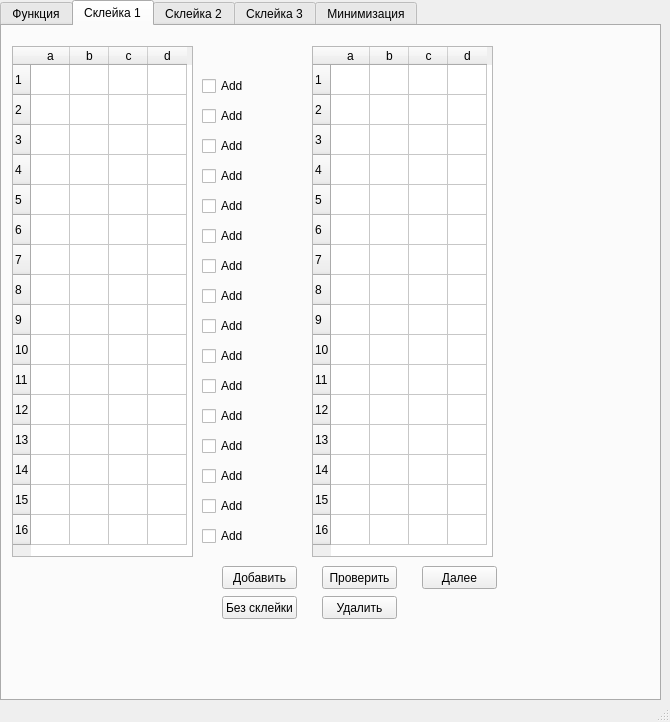
Old version of the form minimizaciyaMetodomKvainaMacClassky/mainwindow.ui in the repository AlexeyAleksandrov/Mac-Klassky.
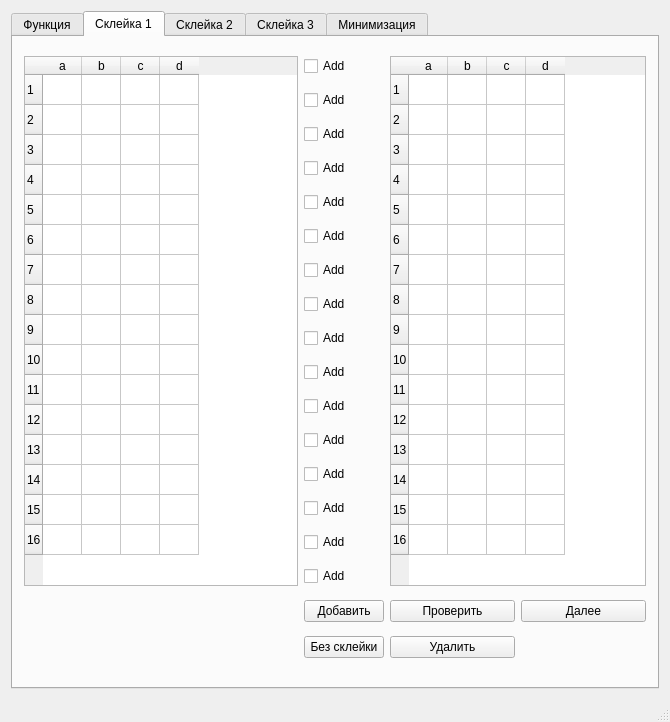
New version of the form. The open tabs and pages were chosen to show the change.

Commit message: check add button

```diff
--- a/minimizaciyaMetodomKvainaMacClassky/mainwindow.ui
+++ b/minimizaciyaMetodomKvainaMacClassky/mainwindow.ui
@@ -11,7 +11,7 @@
    </rect>
   </property>
   <property name="sizePolicy">
-   <sizepolicy hsizetype="Fixed" vsizetype="Fixed">
+   <sizepolicy hsizetype="Preferred" vsizetype="Preferred">
     <horstretch>0</horstretch>
     <verstretch>0</verstretch>
    </sizepolicy>
@@ -23,17 +23,11 @@
    <string>MainWindow</string>
   </property>
   <widget class="QWidget" name="centralWidget">
+   <layout class="QGridLayout" name="gridLayout">
+    <item row="0" column="0">
    <widget class="QTabWidget" name="tabWidget">
-    <property name="geometry">
-     <rect>
-      <x>0</x>
-      <y>0</y>
-      <width>661</width>
-      <height>701</height>
-     </rect>
-    </property>
     <property name="sizePolicy">
-     <sizepolicy hsizetype="Fixed" vsizetype="Fixed">
+       <sizepolicy hsizetype="Preferred" vsizetype="Preferred">
       <horstretch>0</horstretch>
       <verstretch>0</verstretch>
      </sizepolicy>
@@ -517,15 +511,9 @@
      <attribute name="title">
       <string>Склейка 1</string>
      </attribute>
+       <layout class="QGridLayout" name="gridLayout_5">
+        <item row="0" column="0" rowspan="16">
      <widget class="QTableWidget" name="tableWidget_one_only">
-      <property name="geometry">
-       <rect>
-        <x>10</x>
-        <y>20</y>
-        <width>181</width>
-        <height>511</height>
-       </rect>
-      </property>
       <property name="editTriggers">
        <set>QAbstractItemView::NoEditTriggers</set>
       </property>
@@ -636,398 +624,268 @@
        </property>
       </column>
      </widget>
-     <widget class="QCheckBox" name="checkBox_ones_15">
-      <property name="geometry">
-       <rect>
-        <x>200</x>
-        <y>500</y>
-        <width>70</width>
-        <height>20</height>
-       </rect>
-      </property>
-      <property name="text">
-       <string>Add</string>
-      </property>
-     </widget>
-     <widget class="QCheckBox" name="checkBox_ones_12">
-      <property name="geometry">
-       <rect>
-        <x>200</x>
-        <y>410</y>
-        <width>70</width>
-        <height>20</height>
-       </rect>
-      </property>
-      <property name="text">
-       <string>Add</string>
-      </property>
-     </widget>
-     <widget class="QCheckBox" name="checkBox_ones_13">
-      <property name="geometry">
-       <rect>
-        <x>200</x>
-        <y>440</y>
-        <width>70</width>
-        <height>20</height>
-       </rect>
-      </property>
-      <property name="text">
-       <string>Add</string>
-      </property>
-     </widget>
-     <widget class="QCheckBox" name="checkBox_ones_3">
-      <property name="geometry">
-       <rect>
-        <x>200</x>
-        <y>140</y>
-        <width>70</width>
-        <height>20</height>
-       </rect>
-      </property>
-      <property name="text">
-       <string>Add</string>
-      </property>
-     </widget>
+        </item>
+        <item row="0" column="1">
      <widget class="QCheckBox" name="checkBox_ones_0">
-      <property name="geometry">
-       <rect>
-        <x>200</x>
-        <y>50</y>
-        <width>70</width>
-        <height>20</height>
-       </rect>
-      </property>
       <property name="text">
        <string>Add</string>
       </property>
      </widget>
-     <widget class="QCheckBox" name="checkBox_ones_4">
-      <property name="geometry">
-       <rect>
-        <x>200</x>
-        <y>170</y>
-        <width>70</width>
-        <height>20</height>
-       </rect>
-      </property>
+        </item>
+        <item row="0" column="2" rowspan="16" colspan="2">
+         <widget class="QTableWidget" name="tableWidget_skleiki_1_editing">
+          <property name="editTriggers">
+           <set>QAbstractItemView::NoEditTriggers</set>
+          </property>
+          <attribute name="horizontalHeaderDefaultSectionSize">
+           <number>39</number>
+          </attribute>
+          <attribute name="verticalHeaderDefaultSectionSize">
+           <number>30</number>
+          </attribute>
+          <row>
       <property name="text">
-       <string>Add</string>
-      </property>
-     </widget>
+            <string>1</string>
+           </property>
+          </row>
+          <row>
+           <property name="text">
+            <string>2</string>
+           </property>
+          </row>
+          <row>
+           <property name="text">
+            <string>3</string>
+           </property>
+          </row>
+          <row>
+           <property name="text">
+            <string>4</string>
+           </property>
+          </row>
+          <row>
+           <property name="text">
+            <string>5</string>
+           </property>
+          </row>
+          <row>
+           <property name="text">
+            <string>6</string>
+           </property>
+          </row>
+          <row>
+           <property name="text">
+            <string>7</string>
+           </property>
+          </row>
+          <row>
+           <property name="text">
+            <string>8</string>
+           </property>
+          </row>
+          <row>
+           <property name="text">
+            <string>9</string>
+           </property>
+          </row>
+          <row>
+           <property name="text">
+            <string>10</string>
+           </property>
+          </row>
+          <row>
+           <property name="text">
+            <string>11</string>
+           </property>
+          </row>
+          <row>
+           <property name="text">
+            <string>12</string>
+           </property>
+          </row>
+          <row>
+           <property name="text">
+            <string>13</string>
+           </property>
+          </row>
+          <row>
+           <property name="text">
+            <string>14</string>
+           </property>
+          </row>
+          <row>
+           <property name="text">
+            <string>15</string>
+           </property>
+          </row>
+          <row>
+           <property name="text">
+            <string>16</string>
+           </property>
+          </row>
+          <column>
+           <property name="text">
+            <string>a</string>
+           </property>
+          </column>
+          <column>
+           <property name="text">
+            <string>b</string>
+           </property>
+          </column>
+          <column>
+           <property name="text">
+            <string>c</string>
+           </property>
+          </column>
+          <column>
+           <property name="text">
+            <string>d</string>
+           </property>
+          </column>
+         </widget>
+        </item>
+        <item row="1" column="1">
      <widget class="QCheckBox" name="checkBox_ones_1">
-      <property name="geometry">
-       <rect>
-        <x>200</x>
-        <y>80</y>
-        <width>70</width>
-        <height>20</height>
-       </rect>
-      </property>
       <property name="text">
        <string>Add</string>
       </property>
      </widget>
-     <widget class="QCheckBox" name="checkBox_ones_7">
-      <property name="geometry">
-       <rect>
-        <x>200</x>
-        <y>260</y>
-        <width>70</width>
-        <height>20</height>
-       </rect>
-      </property>
-      <property name="text">
-       <string>Add</string>
-      </property>
-     </widget>
-     <widget class="QCheckBox" name="checkBox_ones_8">
-      <property name="geometry">
-       <rect>
-        <x>200</x>
-        <y>290</y>
-        <width>70</width>
-        <height>20</height>
-       </rect>
-      </property>
-      <property name="text">
-       <string>Add</string>
-      </property>
-     </widget>
-     <widget class="QCheckBox" name="checkBox_ones_5">
-      <property name="geometry">
-       <rect>
-        <x>200</x>
-        <y>200</y>
-        <width>70</width>
-        <height>20</height>
-       </rect>
-      </property>
-      <property name="text">
-       <string>Add</string>
-      </property>
-     </widget>
+        </item>
+        <item row="2" column="1">
      <widget class="QCheckBox" name="checkBox_ones_2">
-      <property name="geometry">
-       <rect>
-        <x>200</x>
-        <y>110</y>
-        <width>70</width>
-        <height>20</height>
-       </rect>
-      </property>
+          <property name="text">
+           <string>Add</string>
+          </property>
+         </widget>
+        </item>
+        <item row="3" column="1">
+         <widget class="QCheckBox" name="checkBox_ones_3">
       <property name="text">
        <string>Add</string>
       </property>
      </widget>
+        </item>
+        <item row="4" column="1">
+         <widget class="QCheckBox" name="checkBox_ones_4">
+          <property name="text">
+           <string>Add</string>
+          </property>
+         </widget>
+        </item>
+        <item row="5" column="1">
+         <widget class="QCheckBox" name="checkBox_ones_5">
+          <property name="text">
+           <string>Add</string>
+          </property>
+         </widget>
+        </item>
+        <item row="6" column="1">
      <widget class="QCheckBox" name="checkBox_ones_6">
-      <property name="geometry">
-       <rect>
-        <x>200</x>
-        <y>230</y>
-        <width>70</width>
-        <height>20</height>
-       </rect>
-      </property>
+          <property name="text">
+           <string>Add</string>
+          </property>
+         </widget>
+        </item>
+        <item row="7" column="1">
+         <widget class="QCheckBox" name="checkBox_ones_7">
       <property name="text">
        <string>Add</string>
       </property>
      </widget>
+        </item>
+        <item row="8" column="1">
+         <widget class="QCheckBox" name="checkBox_ones_8">
+          <property name="text">
+           <string>Add</string>
+          </property>
+         </widget>
+        </item>
+        <item row="9" column="1">
+         <widget class="QCheckBox" name="checkBox_ones_9">
+          <property name="text">
+           <string>Add</string>
+          </property>
+         </widget>
+        </item>
+        <item row="10" column="1">
      <widget class="QCheckBox" name="checkBox_ones_10">
-      <property name="geometry">
-       <rect>
-        <x>200</x>
-        <y>350</y>
-        <width>70</width>
-        <height>20</height>
-       </rect>
-      </property>
       <property name="text">
        <string>Add</string>
       </property>
      </widget>
+        </item>
+        <item row="11" column="1">
      <widget class="QCheckBox" name="checkBox_ones_11">
-      <property name="geometry">
-       <rect>
-        <x>200</x>
-        <y>380</y>
-        <width>70</width>
-        <height>20</height>
-       </rect>
-      </property>
       <property name="text">
        <string>Add</string>
       </property>
      </widget>
-     <widget class="QCheckBox" name="checkBox_ones_9">
-      <property name="geometry">
-       <rect>
-        <x>200</x>
-        <y>320</y>
-        <width>70</width>
-        <height>20</height>
-       </rect>
-      </property>
+        </item>
+        <item row="12" column="1">
+         <widget class="QCheckBox" name="checkBox_ones_12">
+          <property name="text">
+           <string>Add</string>
+          </property>
+         </widget>
+        </item>
+        <item row="13" column="1">
+         <widget class="QCheckBox" name="checkBox_ones_13">
       <property name="text">
        <string>Add</string>
       </property>
      </widget>
+        </item>
+        <item row="14" column="1">
      <widget class="QCheckBox" name="checkBox_ones_14">
-      <property name="geometry">
-       <rect>
-        <x>200</x>
-        <y>470</y>
-        <width>70</width>
-        <height>20</height>
-       </rect>
-      </property>
+          <property name="text">
+           <string>Add</string>
+          </property>
+         </widget>
+        </item>
+        <item row="15" column="1">
+         <widget class="QCheckBox" name="checkBox_ones_15">
       <property name="text">
        <string>Add</string>
       </property>
      </widget>
+        </item>
+        <item row="16" column="1">
      <widget class="QPushButton" name="pushButton_tot_add_to_skeyki_1">
-      <property name="geometry">
-       <rect>
-        <x>220</x>
-        <y>540</y>
-        <width>75</width>
-        <height>23</height>
-       </rect>
-      </property>
       <property name="text">
        <string>Добавить</string>
       </property>
      </widget>
-     <widget class="QTableWidget" name="tableWidget_skleiki_1_editing">
-      <property name="geometry">
-       <rect>
-        <x>310</x>
-        <y>20</y>
-        <width>181</width>
-        <height>511</height>
-       </rect>
-      </property>
-      <property name="editTriggers">
-       <set>QAbstractItemView::NoEditTriggers</set>
-      </property>
-      <attribute name="horizontalHeaderDefaultSectionSize">
-       <number>39</number>
-      </attribute>
-      <attribute name="verticalHeaderDefaultSectionSize">
-       <number>30</number>
-      </attribute>
-      <row>
-       <property name="text">
-        <string>1</string>
-       </property>
-      </row>
-      <row>
-       <property name="text">
-        <string>2</string>
-       </property>
-      </row>
-      <row>
-       <property name="text">
-        <string>3</string>
-       </property>
-      </row>
-      <row>
-       <property name="text">
-        <string>4</string>
-       </property>
-      </row>
-      <row>
-       <property name="text">
-        <string>5</string>
-       </property>
-      </row>
-      <row>
-       <property name="text">
-        <string>6</string>
-       </property>
-      </row>
-      <row>
-       <property name="text">
-        <string>7</string>
-       </property>
-      </row>
-      <row>
-       <property name="text">
-        <string>8</string>
-       </property>
-      </row>
-      <row>
-       <property name="text">
-        <string>9</string>
-       </property>
-      </row>
-      <row>
-       <property name="text">
-        <string>10</string>
-       </property>
-      </row>
-      <row>
-       <property name="text">
-        <string>11</string>
-       </property>
-      </row>
-      <row>
-       <property name="text">
-        <string>12</string>
-       </property>
-      </row>
-      <row>
-       <property name="text">
-        <string>13</string>
-       </property>
-      </row>
-      <row>
-       <property name="text">
-        <string>14</string>
-       </property>
-      </row>
-      <row>
-       <property name="text">
-        <string>15</string>
-       </property>
-      </row>
-      <row>
-       <property name="text">
-        <string>16</string>
-       </property>
-      </row>
-      <column>
-       <property name="text">
-        <string>a</string>
-       </property>
-      </column>
-      <column>
-       <property name="text">
-        <string>b</string>
-       </property>
-      </column>
-      <column>
-       <property name="text">
-        <string>c</string>
-       </property>
-      </column>
-      <column>
-       <property name="text">
-        <string>d</string>
-       </property>
-      </column>
-     </widget>
-     <widget class="QPushButton" name="pushButton_clear_skleiki_1_editing">
-      <property name="geometry">
-       <rect>
-        <x>320</x>
-        <y>570</y>
-        <width>75</width>
-        <height>23</height>
-       </rect>
-      </property>
-      <property name="text">
-       <string>Удалить</string>
-      </property>
-     </widget>
-     <widget class="QPushButton" name="pushButton_nextStep_onesOnly">
-      <property name="geometry">
-       <rect>
-        <x>420</x>
-        <y>540</y>
-        <width>75</width>
-        <height>23</height>
-       </rect>
-      </property>
-      <property name="text">
-       <string>Далее</string>
-      </property>
-     </widget>
+        </item>
+        <item row="16" column="2">
      <widget class="QPushButton" name="pushButton_proverka_skleiki_1_editing">
-      <property name="geometry">
-       <rect>
-        <x>320</x>
-        <y>540</y>
-        <width>75</width>
-        <height>23</height>
-       </rect>
-      </property>
       <property name="text">
        <string>Проверить</string>
       </property>
      </widget>
+        </item>
+        <item row="16" column="3">
+         <widget class="QPushButton" name="pushButton_nextStep_onesOnly">
+          <property name="text">
+           <string>Далее</string>
+          </property>
+         </widget>
+        </item>
+        <item row="17" column="1">
      <widget class="QPushButton" name="pushButton_tot_move_to_skeyki_1">
-      <property name="geometry">
-       <rect>
-        <x>220</x>
-        <y>570</y>
-        <width>75</width>
-        <height>23</height>
-       </rect>
-      </property>
       <property name="text">
        <string>Без склейки</string>
       </property>
      </widget>
+        </item>
+        <item row="17" column="2">
+         <widget class="QPushButton" name="pushButton_clear_skleiki_1_editing">
+          <property name="text">
+           <string>Удалить</string>
+          </property>
+         </widget>
+        </item>
+       </layout>
     </widget>
     <widget class="QWidget" name="tab_3">
      <attribute name="title">
@@ -2519,6 +2377,8 @@
      </widget>
     </widget>
    </widget>
+    </item>
+   </layout>
   </widget>
   <widget class="QStatusBar" name="statusBar"/>
  </widget>
```
Left out of the diff: 4 changed lines with no effect on the pictures. Lines whose indentation alone changed are shown as unchanged. The commit also changes 14 other files.
